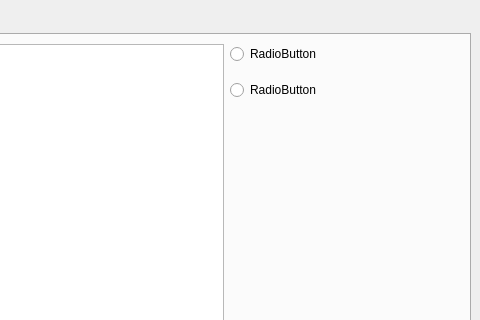
Qt form mainwindow.ui (KalinaVitaly/QtLabelImg) before a commit; both pictures show x 314 to 794 and y 0 to 320 of the 794 by 600 pixel window.
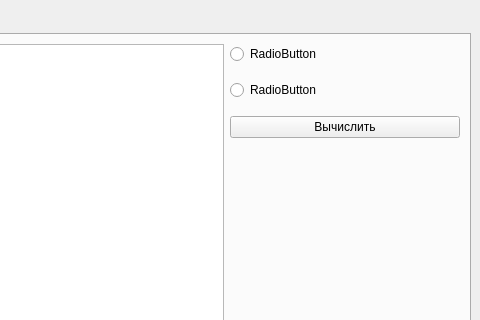
The same form after that commit. Custom widgets are drawn as their Qt base class.

Commit message: Added class Calculate

What changed in the file:
```diff
--- a/mainwindow.ui
+++ b/mainwindow.ui
@@ -140,7 +140,7 @@
             </property>
             <property name="sizeHint" stdset="0">
              <size>
-              <width>20</width>
+              <width>10</width>
               <height>10</height>
              </size>
             </property>
@@ -153,14 +153,40 @@
             </property>
            </widget>
           </item>
+          <item>
+           <spacer name="verticalSpacer_5">
+            <property name="orientation">
+             <enum>Qt::Vertical</enum>
+            </property>
+            <property name="sizeType">
+             <enum>QSizePolicy::Minimum</enum>
+            </property>
+            <property name="sizeHint" stdset="0">
+             <size>
+              <width>10</width>
+              <height>10</height>
+             </size>
+            </property>
+           </spacer>
+          </item>
+          <item>
+           <widget class="QPushButton" name="pushButton">
+            <property name="text">
+             <string>Вычислить</string>
+            </property>
+           </widget>
+          </item>
           <item>
            <spacer name="verticalSpacer_3">
             <property name="orientation">
              <enum>Qt::Vertical</enum>
             </property>
+            <property name="sizeType">
+             <enum>QSizePolicy::Expanding</enum>
+            </property>
             <property name="sizeHint" stdset="0">
              <size>
-              <width>20</width>
+              <width>10</width>
               <height>40</height>
              </size>
             </property>
```
Left out of the diff: 62 changed lines with no effect on the pictures. The commit also changes 7 other files.
